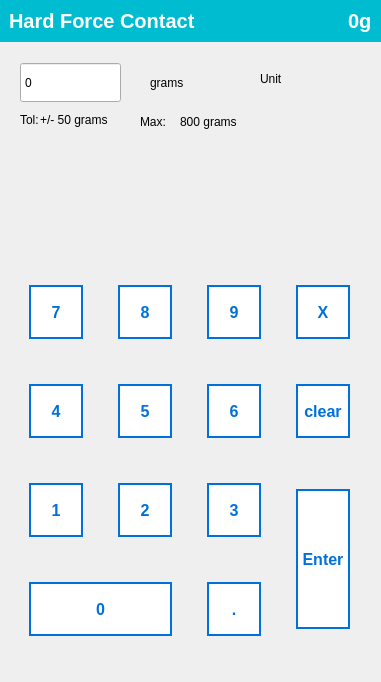
The window that apps/software/gui/Components/HardForceContactForm.ui (lainez12/KS3) describes before a commit, drawn with Qt 5.
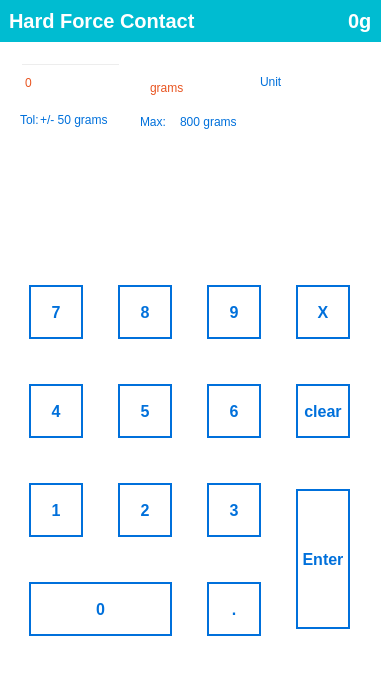
The same window after the commit. Custom widgets are drawn as their Qt base class.

Commit message: feat: update HardForceContactForm and VisualisationView with new functionality and styling improvements

Diff of the .ui file:
```diff
--- a/apps/software/gui/Components/HardForceContactForm.ui
+++ b/apps/software/gui/Components/HardForceContactForm.ui
@@ -7,7 +7,7 @@
     <x>0</x>
     <y>0</y>
     <width>381</width>
-    <height>682</height>
+    <height>683</height>
    </rect>
   </property>
   <property name="sizePolicy">
@@ -29,12 +29,7 @@
    </size>
   </property>
   <property name="styleSheet">
-   <string notr="true">QCheckBox::indicator {
-    width: 0px;
-    height: 0px;
-    border: none;
-    background: none;
-}</string>
+   <string notr="true">background-color: #fff;</string>
   </property>
   <layout class="QVBoxLayout" name="verticalLayout">
    <property name="spacing">
@@ -110,6 +105,9 @@
     <layout class="QVBoxLayout" name="verticalLayout_4" stretch="35,75">
      <item>
       <widget class="QWidget" name="widget_2" native="true">
+       <property name="styleSheet">
+        <string notr="true">background-color: transparent;</string>
+       </property>
        <widget class="QSpinBox" name="spinBox">
         <property name="geometry">
          <rect>
@@ -119,6 +117,12 @@
           <height>41</height>
          </rect>
         </property>
+        <property name="styleSheet">
+         <string notr="true">text-align: left;
+font: normal normal bold 25px/29px Arial;
+letter-spacing: 0px;
+color: #E85420;</string>
+        </property>
         <property name="buttonSymbols">
          <enum>QAbstractSpinBox::ButtonSymbols::NoButtons</enum>
         </property>
@@ -128,10 +132,17 @@
          <rect>
           <x>150</x>
           <y>30</y>
-          <width>41</width>
-          <height>21</height>
+          <width>91</width>
+          <height>31</height>
          </rect>
         </property>
+        <property name="styleSheet">
+         <string notr="true">text-align: left;
+font: normal normal bold 20px/20px Arial;
+letter-spacing: 0px;
+color: #E85420;
+opacity: 1;</string>
+        </property>
         <property name="text">
          <string>grams</string>
         </property>
@@ -141,13 +152,16 @@
          <rect>
           <x>260</x>
           <y>10</y>
-          <width>111</width>
-          <height>171</height>
+          <width>91</width>
+          <height>191</height>
          </rect>
         </property>
         <layout class="QVBoxLayout" name="verticalLayout_5">
          <item>
           <widget class="QLabel" name="label_4">
+           <property name="styleSheet">
+            <string notr="true">color: #0070DB;</string>
+           </property>
            <property name="text">
             <string>Unit</string>
            </property>
@@ -170,6 +184,9 @@
           <height>16</height>
          </rect>
         </property>
+        <property name="styleSheet">
+         <string notr="true">color: #0070DB;</string>
+        </property>
         <property name="text">
          <string>Tol:</string>
         </property>
@@ -183,6 +200,9 @@
           <height>16</height>
          </rect>
         </property>
+        <property name="styleSheet">
+         <string notr="true">color: #0070DB;</string>
+        </property>
         <property name="text">
          <string>+/- 50 grams</string>
         </property>
@@ -196,6 +216,9 @@
           <height>20</height>
          </rect>
         </property>
+        <property name="styleSheet">
+         <string notr="true">color: #0070DB;</string>
+        </property>
         <property name="text">
          <string>Max:</string>
         </property>
@@ -209,6 +232,9 @@
           <height>20</height>
          </rect>
         </property>
+        <property name="styleSheet">
+         <string notr="true">color: #0070DB;</string>
+        </property>
         <property name="text">
          <string>800 grams</string>
         </property>
@@ -218,18 +244,21 @@
          <rect>
           <x>20</x>
           <y>110</y>
-          <width>71</width>
-          <height>61</height>
+          <width>91</width>
+          <height>81</height>
          </rect>
         </property>
+        <property name="styleSheet">
+         <string notr="true"/>
+        </property>
        </widget>
        <widget class="NavButton" name="gotoBtn" native="true">
         <property name="geometry">
          <rect>
           <x>120</x>
           <y>110</y>
-          <width>71</width>
-          <height>61</height>
+          <width>91</width>
+          <height>81</height>
          </rect>
         </property>
        </widget>
```
Left out of the diff: 7 changed lines with no effect on the pictures. The commit also changes 6 other files.
